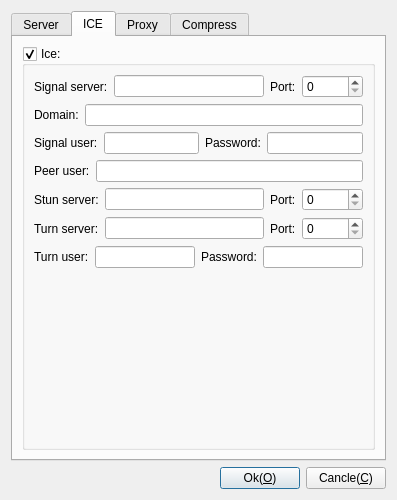
Above: Plugins/TigerVnc/Viewer/DlgSettingsTigerVnc.ui from KangLin/RabbitRemoteControl before the change. Below: the same form after it.
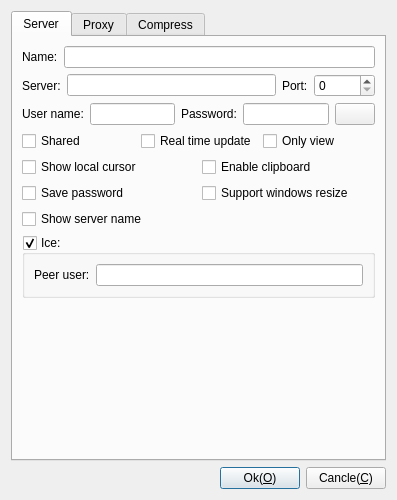
That is the form after the change. The open tabs and pages were chosen to show the change. Icons and pictures are not drawn.

Commit message: TigerVnc: modify set diaglog

Patch:
```diff
--- a/Plugins/TigerVnc/Viewer/DlgSettingsTigerVnc.ui
+++ b/Plugins/TigerVnc/Viewer/DlgSettingsTigerVnc.ui
@@ -58,25 +58,7 @@
       <attribute name="title">
        <string>Server</string>
       </attribute>
-      <layout class="QGridLayout" name="gridLayout_9">
-       <item row="5" column="0">
-        <layout class="QHBoxLayout" name="horizontalLayout_8">
-         <item>
-          <widget class="QCheckBox" name="cbLocalCursor">
-           <property name="text">
-            <string>Show local cursor</string>
-           </property>
-          </widget>
-         </item>
-         <item>
-          <widget class="QCheckBox" name="cbClipboard">
-           <property name="text">
-            <string>Enable clipboard</string>
-           </property>
-          </widget>
-         </item>
-        </layout>
-       </item>
+      <layout class="QGridLayout" name="gridLayout_8">
        <item row="0" column="0">
         <layout class="QHBoxLayout" name="horizontalLayout_9">
          <item>
@@ -101,49 +83,6 @@
          </item>
         </layout>
        </item>
-       <item row="4" column="0">
-        <layout class="QHBoxLayout" name="horizontalLayout_7">
-         <item>
-          <widget class="QCheckBox" name="cbShared">
-           <property name="text">
-            <string>Shared</string>
-           </property>
-          </widget>
-         </item>
-         <item>
-          <widget class="QCheckBox" name="cbRealTimeUpdate">
-           <property name="text">
-            <string>Real time update</string>
-           </property>
-          </widget>
-         </item>
-         <item>
-          <widget class="QCheckBox" name="cbOnlyView">
-           <property name="text">
-            <string>Only view</string>
-           </property>
-          </widget>
-         </item>
-        </layout>
-       </item>
-       <item row="6" column="0">
-        <layout class="QGridLayout" name="gridLayout">
-         <item row="0" column="0">
-          <widget class="QCheckBox" name="cbSave">
-           <property name="text">
-            <string>Save password</string>
-           </property>
-          </widget>
-         </item>
-         <item row="0" column="1">
-          <widget class="QCheckBox" name="cbResizeWindows">
-           <property name="text">
-            <string>Support windows resize</string>
-           </property>
-          </widget>
-         </item>
-        </layout>
-       </item>
        <item row="1" column="0">
         <layout class="QHBoxLayout" name="horizontalLayout_3">
          <item>
@@ -176,7 +115,7 @@
          </item>
         </layout>
        </item>
-       <item row="3" column="0">
+       <item row="2" column="0">
         <layout class="QHBoxLayout" name="horizontalLayout">
          <item>
           <widget class="QLabel" name="label_2">
@@ -227,34 +166,75 @@
          </item>
         </layout>
        </item>
-       <item row="8" column="0">
-        <spacer name="verticalSpacer_4">
-         <property name="orientation">
-          <enum>Qt::Vertical</enum>
-         </property>
-         <property name="sizeHint" stdset="0">
-          <size>
-           <width>20</width>
-           <height>40</height>
-          </size>
-         </property>
-        </spacer>
+       <item row="3" column="0">
+        <layout class="QHBoxLayout" name="horizontalLayout_7">
+         <item>
+          <widget class="QCheckBox" name="cbShared">
+           <property name="text">
+            <string>Shared</string>
+           </property>
+          </widget>
+         </item>
+         <item>
+          <widget class="QCheckBox" name="cbRealTimeUpdate">
+           <property name="text">
+            <string>Real time update</string>
+           </property>
+          </widget>
+         </item>
+         <item>
+          <widget class="QCheckBox" name="cbOnlyView">
+           <property name="text">
+            <string>Only view</string>
+           </property>
+          </widget>
+         </item>
+        </layout>
        </item>
-       <item row="7" column="0">
+       <item row="4" column="0">
+        <layout class="QHBoxLayout" name="horizontalLayout_8">
+         <item>
+          <widget class="QCheckBox" name="cbLocalCursor">
+           <property name="text">
+            <string>Show local cursor</string>
+           </property>
+          </widget>
+         </item>
+         <item>
+          <widget class="QCheckBox" name="cbClipboard">
+           <property name="text">
+            <string>Enable clipboard</string>
+           </property>
+          </widget>
+         </item>
+        </layout>
+       </item>
+       <item row="5" column="0">
+        <layout class="QGridLayout" name="gridLayout">
+         <item row="0" column="0">
+          <widget class="QCheckBox" name="cbSave">
+           <property name="text">
+            <string>Save password</string>
+           </property>
+          </widget>
+         </item>
+         <item row="0" column="1">
+          <widget class="QCheckBox" name="cbResizeWindows">
+           <property name="text">
+            <string>Support windows resize</string>
+           </property>
+          </widget>
+         </item>
+        </layout>
+       </item>
+       <item row="6" column="0">
         <widget class="QCheckBox" name="cbShowServerName">
          <property name="text">
           <string>Show server name</string>
          </property>
         </widget>
        </item>
-      </layout>
-     </widget>
-     <widget class="QWidget" name="tab">
-      <attribute name="title">
-       <string>ICE</string>
-      </attribute>
-      <layout class="QGridLayout" name="gridLayout_10">
-       <item row="1" column="0">
+       <item row="7" column="0">
         <widget class="QGroupBox" name="gpIce">
          <property name="title">
           <string>Ice:</string>
@@ -265,46 +245,8 @@
          <property name="checked">
           <bool>true</bool>
          </property>
-         <layout class="QGridLayout" name="gridLayout_8">
-          <item row="1" column="0">
-           <layout class="QHBoxLayout" name="horizontalLayout_16">
-            <item>
-             <widget class="QLabel" name="label_21">
-              <property name="text">
-               <string>Domain:</string>
-              </property>
-             </widget>
-            </item>
-            <item>
-             <widget class="QLineEdit" name="leDomain"/>
-            </item>
-           </layout>
-          </item>
-          <item row="6" column="0">
-           <layout class="QHBoxLayout" name="horizontalLayout_12">
-            <item>
-             <widget class="QLabel" name="label_16">
-              <property name="text">
-               <string>Turn user:</string>
-              </property>
-             </widget>
-            </item>
-            <item>
-             <widget class="QLineEdit" name="leTurnUser"/>
-            </item>
-            <item>
-             <widget class="QLabel" name="label_17">
-              <property name="text">
-               <string>Password:</string>
-              </property>
-             </widget>
-            </item>
-            <item>
-             <widget class="QLineEdit" name="leTurnPassword"/>
-            </item>
-           </layout>
-          </item>
-          <item row="3" column="0">
+         <layout class="QGridLayout" name="gridLayout_5">
+          <item row="0" column="0">
            <layout class="QHBoxLayout" name="horizontalLayout_14">
             <item>
              <widget class="QLabel" name="label">
@@ -318,134 +260,22 @@
             </item>
            </layout>
           </item>
-          <item row="5" column="0">
-           <layout class="QGridLayout" name="gridLayout_5">
-            <item row="0" column="0">
-             <widget class="QLabel" name="label_14">
-              <property name="text">
-               <string>Turn server:</string>
-              </property>
-             </widget>
-            </item>
-            <item row="0" column="1">
-             <widget class="QLineEdit" name="leTurnServer"/>
-            </item>
-            <item row="0" column="2">
-             <widget class="QLabel" name="label_15">
-              <property name="text">
-               <string>Port:</string>
-              </property>
-             </widget>
-            </item>
-            <item row="0" column="3">
-             <widget class="QSpinBox" name="spTurnPort">
-              <property name="maximum">
-               <number>65536</number>
-              </property>
-             </widget>
-            </item>
-           </layout>
-          </item>
-          <item row="0" column="0">
-           <layout class="QHBoxLayout" name="horizontalLayout_15">
-            <item>
-             <widget class="QLabel" name="lbServer_2">
-              <property name="text">
-               <string>Signal server:</string>
-              </property>
-             </widget>
-            </item>
-            <item>
-             <widget class="QLineEdit" name="leIceSignalServer">
-              <property name="text">
-               <string/>
-              </property>
-             </widget>
-            </item>
-            <item>
-             <widget class="QLabel" name="label_20">
-              <property name="text">
-               <string>Port:</string>
-              </property>
-             </widget>
-            </item>
-            <item>
-             <widget class="QSpinBox" name="spSignalPort">
-              <property name="maximum">
-               <number>65536</number>
-              </property>
-             </widget>
-            </item>
-           </layout>
-          </item>
-          <item row="2" column="0">
-           <layout class="QHBoxLayout" name="horizontalLayout_13">
-            <item>
-             <widget class="QLabel" name="label_18">
-              <property name="text">
-               <string>Signal user:</string>
-              </property>
-             </widget>
-            </item>
-            <item>
-             <widget class="QLineEdit" name="leSignalUser"/>
-            </item>
-            <item>
-             <widget class="QLabel" name="label_19">
-              <property name="text">
-               <string>Password:</string>
-              </property>
-             </widget>
-            </item>
-            <item>
-             <widget class="QLineEdit" name="leSignalPassword"/>
-            </item>
-           </layout>
-          </item>
-          <item row="4" column="0">
-           <layout class="QHBoxLayout" name="horizontalLayout_2">
-            <item>
-             <widget class="QLabel" name="label_12">
-              <property name="text">
-               <string>Stun server:</string>
-              </property>
-             </widget>
-            </item>
-            <item>
-             <widget class="QLineEdit" name="leStunServer"/>
-            </item>
-            <item>
-             <widget class="QLabel" name="label_13">
-              <property name="text">
-               <string>Port:</string>
-              </property>
-             </widget>
-            </item>
-            <item>
-             <widget class="QSpinBox" name="spStunPort">
-              <property name="maximum">
-               <number>65536</number>
-              </property>
-             </widget>
-            </item>
-           </layout>
-          </item>
-          <item row="7" column="0">
-           <spacer name="verticalSpacer_2">
-            <property name="orientation">
-             <enum>Qt::Vertical</enum>
-            </property>
-            <property name="sizeHint" stdset="0">
-             <size>
-              <width>20</width>
-              <height>40</height>
-             </size>
-            </property>
-           </spacer>
-          </item>
          </layout>
         </widget>
        </item>
+       <item row="8" column="0">
+        <spacer name="verticalSpacer_4">
+         <property name="orientation">
+          <enum>Qt::Vertical</enum>
+         </property>
+         <property name="sizeHint" stdset="0">
+          <size>
+           <width>20</width>
+           <height>40</height>
+          </size>
+         </property>
+        </spacer>
+       </item>
       </layout>
      </widget>
      <widget class="QWidget" name="Proxy">
```
Left out of the diff: 1 changed line with no effect on the pictures. The commit also changes 2 other files.
